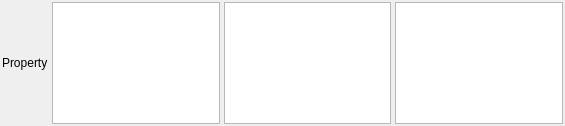
Old version of the form Source/SVWidgetsLib/FilterParameterWidgets/UI_Files/DataContainerArrayProxyWidget.ui in the repository BlueQuartzSoftware/SIMPL.
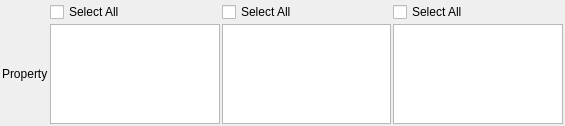
New version of the form.

Commit message:
Add default checkboxes to outside of each QListWidget.
updates #83

What changed in the file:
```diff
--- a/Source/SVWidgetsLib/FilterParameterWidgets/UI_Files/DataContainerArrayProxyWidget.ui
+++ b/Source/SVWidgetsLib/FilterParameterWidgets/UI_Files/DataContainerArrayProxyWidget.ui
@@ -10,10 +10,7 @@
     <height>126</height>
    </rect>
   </property>
-  <layout class="QHBoxLayout" name="horizontalLayout">
-   <property name="spacing">
-    <number>4</number>
-   </property>
+  <layout class="QGridLayout" name="gridLayout">
    <property name="leftMargin">
     <number>2</number>
    </property>
@@ -26,27 +23,17 @@
    <property name="bottomMargin">
     <number>2</number>
    </property>
-   <item>
+   <property name="spacing">
+    <number>2</number>
+   </property>
+   <item row="1" column="0">
     <widget class="QLabel" name="label">
      <property name="text">
       <string>Property</string>
      </property>
     </widget>
    </item>
-   <item>
-    <widget class="QListWidget" name="dataContainerList">
-     <property name="sizePolicy">
-      <sizepolicy hsizetype="Expanding" vsizetype="Preferred">
-       <horstretch>0</horstretch>
-       <verstretch>0</verstretch>
-      </sizepolicy>
-     </property>
-     <property name="editTriggers">
-      <set>QAbstractItemView::NoEditTriggers</set>
-     </property>
-    </widget>
-   </item>
-   <item>
+   <item row="1" column="2">
     <widget class="QListWidget" name="attributeMatrixList">
      <property name="sizePolicy">
       <sizepolicy hsizetype="Expanding" vsizetype="Preferred">
@@ -59,7 +46,7 @@
      </property>
     </widget>
    </item>
-   <item>
+   <item row="1" column="3">
     <widget class="QListWidget" name="dataArrayList">
      <property name="sizePolicy">
       <sizepolicy hsizetype="Expanding" vsizetype="Preferred">
@@ -72,6 +59,49 @@
      </property>
     </widget>
    </item>
+   <item row="1" column="1">
+    <widget class="QListWidget" name="dataContainerList">
+     <property name="sizePolicy">
+      <sizepolicy hsizetype="Expanding" vsizetype="Preferred">
+       <horstretch>0</horstretch>
+       <verstretch>0</verstretch>
+      </sizepolicy>
+     </property>
+     <property name="editTriggers">
+      <set>QAbstractItemView::NoEditTriggers</set>
+     </property>
+    </widget>
+   </item>
+   <item row="0" column="1">
+    <widget class="QCheckBox" name="selectAllDataContainer">
+     <property name="text">
+      <string>Select All</string>
+     </property>
+     <property name="tristate">
+      <bool>true</bool>
+     </property>
+    </widget>
+   </item>
+   <item row="0" column="2">
+    <widget class="QCheckBox" name="selectAllAttributeMatrix">
+     <property name="text">
+      <string>Select All</string>
+     </property>
+     <property name="tristate">
+      <bool>true</bool>
+     </property>
+    </widget>
+   </item>
+   <item row="0" column="3">
+    <widget class="QCheckBox" name="selectAllDataArray">
+     <property name="text">
+      <string>Select All</string>
+     </property>
+     <property name="tristate">
+      <bool>true</bool>
+     </property>
+    </widget>
+   </item>
   </layout>
  </widget>
  <resources/>
```
